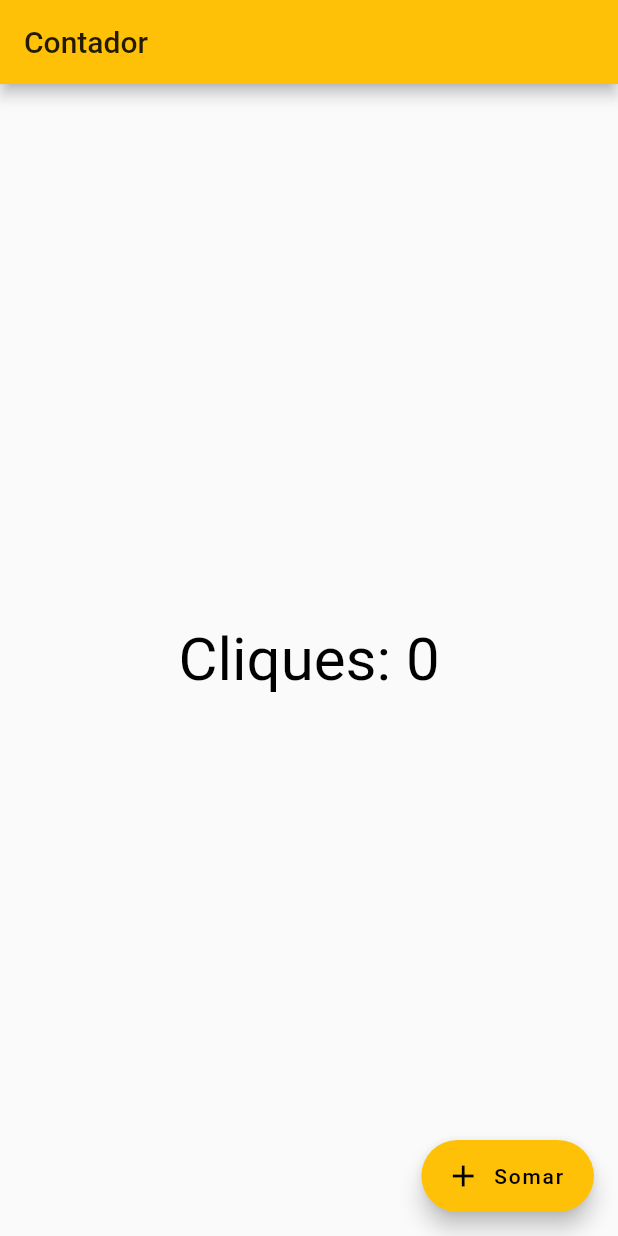
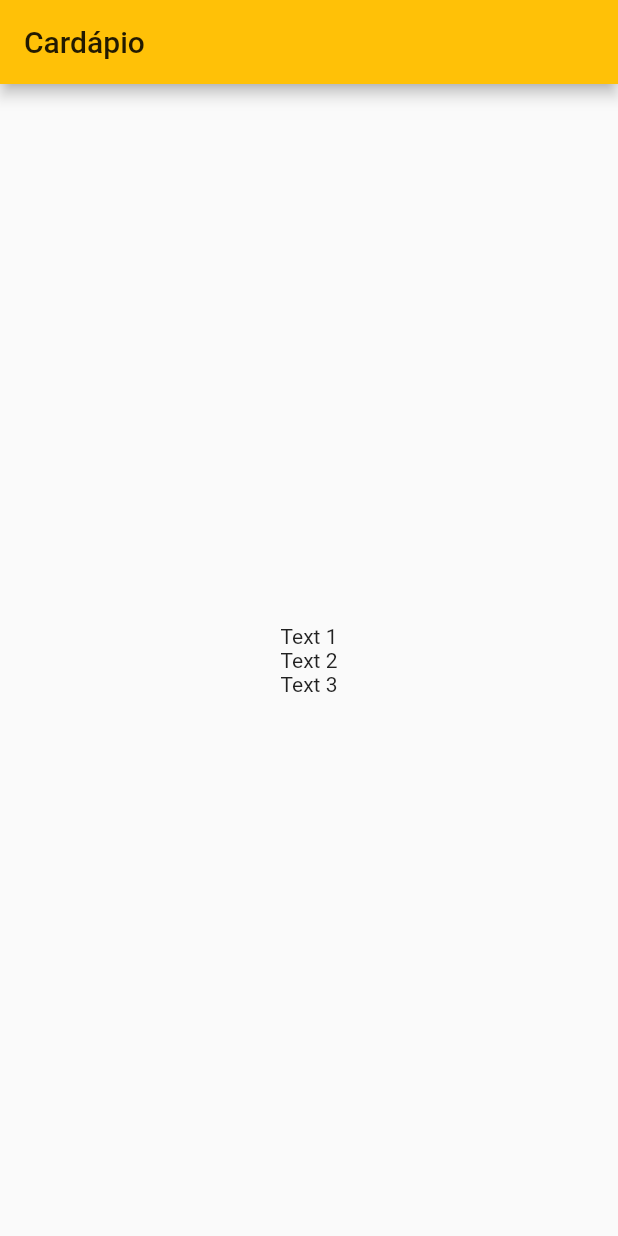
Before and after one commit to jcbnetto/helloword, a Flutter app: the screen it shows after launch, on a phone screen of 412 x 824 dp. Run offline on Flutter 3.47's test engine with Material 2 defaults, Android fonts, the phone set to English and light mode, and no system bars.

Commit message:
menu,bottun

```diff
--- /dev/null
+++ b/lib/cardapio.dart
@@ -0,0 +1,29 @@
+
+import 'package:flutter/material.dart';
+
+import 'componentes.dart';
+
+class Cardapio extends StatefulWidget {
+  @override
+  _CardapioState createState() => _CardapioState();
+}
+
+class _CardapioState extends State<Cardapio> {
+  @override
+  Widget build(BuildContext context) {
+    return Scaffold(
+      appBar: AppBar(
+        title: Text("Cardápio")),
+         body: Container(
+          width: double.infinity,
+          child: Column(
+
+           mainAxisAlignment: MainAxisAlignment.center,
+           crossAxisAlignment: CrossAxisAlignment.center,
+           children: [
+             Text("Text 1"), Text("Text 2"), Text("Text 3"),],
+         ),
+       ),
+    );
+  }
+}
--- a/lib/main.dart
+++ b/lib/main.dart
@@ -1,4 +1,5 @@
 import 'package:flutter/material.dart';
+import 'package:helloword/cardapio.dart';
 
 import 'contador.dart';
 
@@ -12,7 +13,7 @@ class MyApp extends StatelessWidget{
   Widget build(BuildContext context) {
   return MaterialApp(
     theme: ThemeData(primarySwatch: Colors.amber),
-    home: Contador(),
+    home: Cardapio(),
     );
   }
 }
```
Also changed, not shown: lib/componentes.dart (added, +16 -0 lines), lib/contador.dart (+10 -0 lines).
